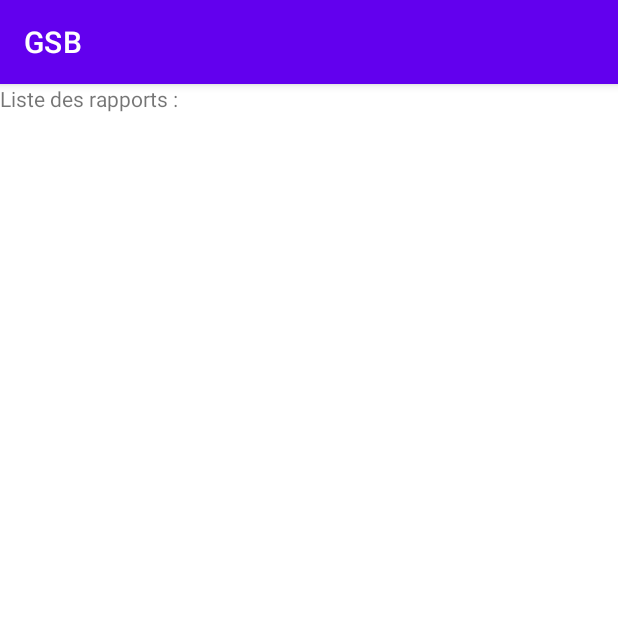
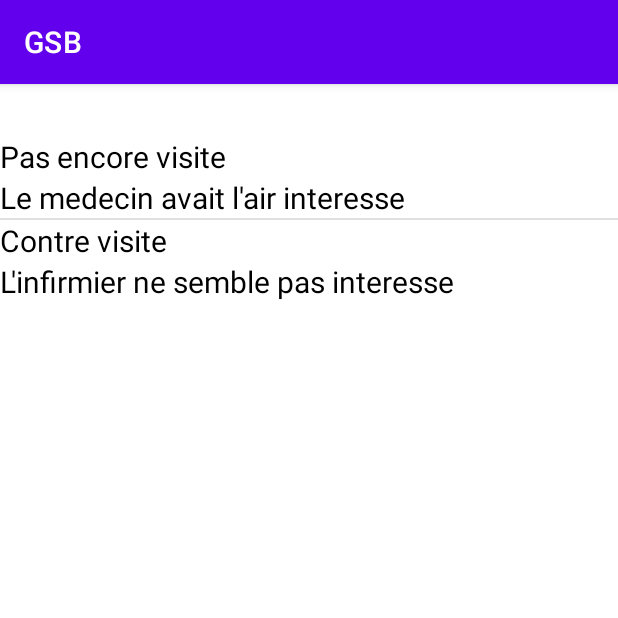
Before and after one commit to BarenneM/GSB_Mobile, an Android app: the screen it shows after launch (RapportActivity), after a tap on "CONNEXION", on a phone screen of 412 x 824 dp, the top half of it. Run offline under Robolectric (Android 15) with nearby library versions, the phone set to English and light mode, and no system bars.

Commit message:
liste des rapports fonctionnelle

```diff
--- a/app/src/main/java/com/example/gsb/MainActivity.java
+++ b/app/src/main/java/com/example/gsb/MainActivity.java
@@ -21,7 +21,6 @@ public class MainActivity extends AppCompatActivity implements View.OnClickListe
     private EditText login;
     private EditText password;
     private TextView resultatTexte;
-    //public ArrayList<Rapport> rapports;
     private DateTimeFormatter formatter;
     private LocalDate date;
 
@@ -49,19 +48,5 @@ public class MainActivity extends AppCompatActivity implements View.OnClickListe
 
     public void login(EditText login, EditText password){
         resultatTexte.setText(login.getText().toString() + " " + password.getText().toString());
-        //Rapport rapport1 = new Rapport(null, "bilan1", "motif1");
-        //Rapport rapport2 = new Rapport(null, "bilan2", "motif2");
-        //rapports.add(rapport1, rapport2);
-
-        /*
-        formatter = DateTimeFormatter.ofPattern("dd/MM/yyyy");
-        date = LocalDate.parse("2018-12-01", formatter);
-        rapports.add(new Rapport(date, "bilan1", "motif1"));
-        rapports.add(new Rapport(date, "bilan2", "motif2"));
-        //rapports = null;
-
-        // On positionne la liste des rapports dans la variable globale
-        singleToneClass singleToneClass = com.example.authentication.singleToneClass.getInstance();
-        singleToneClass.setRapports(rapports);*/
     }
 }
--- a/app/src/main/java/com/example/gsb/RapportActivity.java
+++ b/app/src/main/java/com/example/gsb/RapportActivity.java
@@ -2,13 +2,43 @@ package com.example.gsb;
 
 import androidx.appcompat.app.AppCompatActivity;
 
+import android.app.ListActivity;
 import android.os.Bundle;
+import android.view.View;
+import android.widget.AdapterView;
+import android.widget.ArrayAdapter;
+import android.widget.ListView;
+import android.widget.TextView;
+import android.widget.Toast;
+
+import com.example.gsb.entite.Rapport;
+
+import java.util.ArrayList;
+import java.util.List;
 
 public class RapportActivity extends AppCompatActivity {
+    private ArrayAdapter<String> adapter;
 
     @Override
     protected void onCreate(Bundle savedInstanceState) {
         super.onCreate(savedInstanceState);
         setContentView(R.layout.activity_rapport);
+
+        // Liste des rapports
+        List<Rapport> rapports = new ArrayList<Rapport>();
+        rapports.add(new Rapport(null, "Le medecin avait l'air interesse", "Pas encore visite"));
+        rapports.add(new Rapport(null, "L'infirmier ne semble pas interesse", "Contre visite"));
+
+        //
+        ListView rapportListView = findViewById(R.id.listView);
+        rapportListView.setAdapter(new RapportItemAdapter(this,  rapports));
+
+        /*
+        // On cree l'ArrayAdapter
+        ArrayAdapter<String> listDataAdapter = new ArrayAdapter<String>(this, R.layout.activity_list_rapport_row, R.id.listRowTextView, listData);
+
+        // On set cet adapter sur l'objet ListView interne
+        this.setListAdapter(listDataAdapter);
+         */
     }
 }
--- /dev/null
+++ b/app/src/main/java/com/example/gsb/RapportItemAdapter.java
@@ -0,0 +1,60 @@
+package com.example.gsb;
+
+import android.content.Context;
+import android.view.LayoutInflater;
+import android.view.View;
+import android.view.ViewGroup;
+import android.widget.BaseAdapter;
+import android.widget.TextView;
+
+import com.example.gsb.entite.Rapport;
+
+import java.util.List;
+
+public class RapportItemAdapter extends BaseAdapter {
+
+    private Context context;
+    private List<Rapport> rapports;
+    private LayoutInflater inflater;
+
+    // constructeur
+    public RapportItemAdapter(Context context, List<Rapport> rapports) {
+        this.context = context;
+        this.rapports = rapports;
+        this.inflater = LayoutInflater.from(context);
+    }
+
+    @Override
+    public int getCount() {
+        return rapports.size();
+    }
+
+    @Override
+    public Rapport getItem(int position) {
+        return rapports.get(position);
+    }
+
+    @Override
+    public long getItemId(int position) {
+        return 0;
+    }
+
+    @Override
+    public View getView(int i, View view, ViewGroup parent) {
+        view = inflater.inflate(R.layout.adapter_item, null);
+
+        //Recuperer le infos de l'objet courrant
+        Rapport currentRapport = getItem(i);
+        String itemMotif = currentRapport.getMotif();
+        String itemBilan = currentRapport.getBilan();
+
+        //On recupere le champs dans lequel on doit positionner le motif et le bilan
+        TextView itemMotifView = view.findViewById(R.id.item_motif);
+        itemMotifView.setText(itemMotif);
+        TextView itemBilanView = view.findViewById(R.id.item_bilan);
+        itemBilanView.setText(itemBilan);
+
+
+        return view;
+    }
+}
--- /dev/null
+++ b/app/src/main/java/com/example/gsb/entite/Rapport.java
@@ -0,0 +1,57 @@
+package com.example.gsb.entite;
+
+import java.io.Serializable;
+import java.time.LocalDate;
+
+public class Rapport implements Serializable {
+    private Long id;
+    private LocalDate date;
+    private String bilan;
+    private String motif;
+    //private List<Offre> offres;
+
+    public Rapport() {}
+    public Rapport(LocalDate date, String bilan, String motif) {
+        System.out.println("Rapport - constructeur");
+        this.date = date;
+        this.bilan = bilan;
+        this.motif = motif;
+    }
+
+    public Long getId() {
+        return id;
+    }
+
+    public void setId(Long id) {
+        this.id = id;
+    }
+
+    public LocalDate getDate() {
+        return date;
+    }
+
+    public void setDate(LocalDate date) {
+        this.date = date;
+    }
+
+    public String getBilan() {
+        return bilan;
+    }
+
+    public void setBilan(String bilan) {
+        this.bilan = bilan;
+    }
+
+    public String getMotif() {
+        return motif;
+    }
+
+    public void setMotif(String motif) {
+        this.motif = motif;
+    }
+
+    @Override
+    public String toString() {
+        return "Rapport [date=" + date + ", bilan=" + bilan + ", motif=" + motif + "]";
+    }
+}
--- a/app/src/main/res/layout/activity_rapport.xml
+++ b/app/src/main/res/layout/activity_rapport.xml
@@ -1,23 +1,18 @@
-<?xml version="1.0" encoding="utf-8"?>
-<LinearLayout
-    xmlns:android="http://schemas.android.com/apk/res/android"
-    xmlns:tools="http://schemas.android.com/tools"
-    android:id="@+id/linearlayout"
+<LinearLayout xmlns:android="http://schemas.android.com/apk/res/android"
     android:layout_width="match_parent"
-    android:layout_height="match_parent"
-    android:orientation="vertical" >
+    android:layout_height="wrap_content"
+    android:orientation="vertical">
 
     <TextView
-        android:layout_width="wrap_content"
+        android:layout_width="match_parent"
         android:layout_height="wrap_content"
-        android:text="Liste des rapports :" />
-
-    <!--
-    <TextView
+        android:text="dev2qa.com --- ListActivity Example"
+        android:textSize="25dp"
+        android:textColor="@android:color/white"/>
+    <ListView
+        android:id="@+id/listView"
         android:layout_width="match_parent"
         android:layout_height="match_parent"
-        android:padding="10dp"
-        android:textSize="24sp" >
-    </TextView> -->
+        android:headerDividersEnabled="true"/>
 
 </LinearLayout>
--- /dev/null
+++ b/app/src/main/res/layout/adapter_item.xml
@@ -0,0 +1,21 @@
+<?xml version="1.0" encoding="utf-8"?>
+<LinearLayout xmlns:android="http://schemas.android.com/apk/res/android"
+    android:orientation="vertical" android:layout_width="match_parent"
+    android:layout_height="match_parent">
+
+    <TextView
+        android:id="@+id/item_motif"
+        android:layout_width="wrap_content"
+        android:layout_height="wrap_content"
+        android:textSize="20dp"
+        android:textColor="@color/black"
+        android:text="@string/item_default_motif"/>
+    <TextView
+        android:id="@+id/item_bilan"
+        android:layout_width="wrap_content"
+        android:layout_height="wrap_content"
+        android:textSize="20dp"
+        android:textColor="@color/black"
+        android:text="@string/item_default_bilan"/>
+
+</LinearLayout>
```
Also changed, not shown: app/src/main/java/com/example/gsb/entite/User.java (added, +49 -0 lines), app/src/main/java/com/example/gsb/entite/Visiteur.java (added, +67 -0 lines), app/src/main/res/values/strings.xml (+25 -0 lines).
